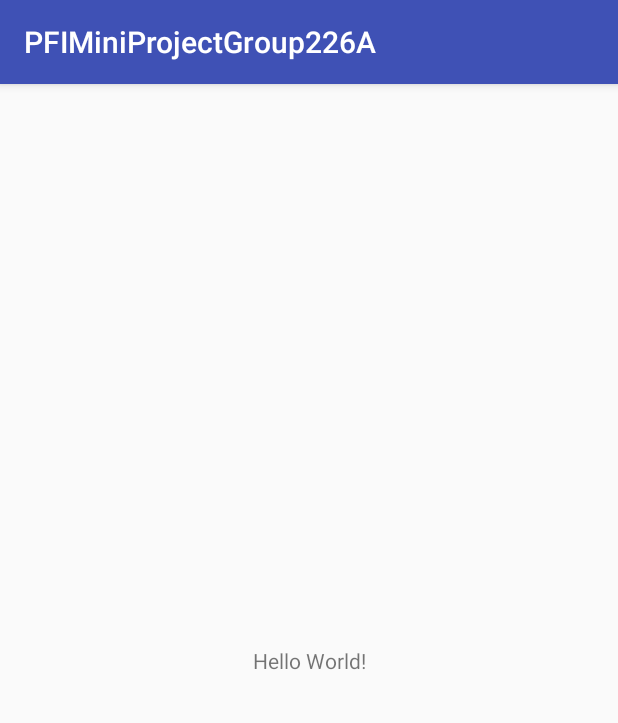
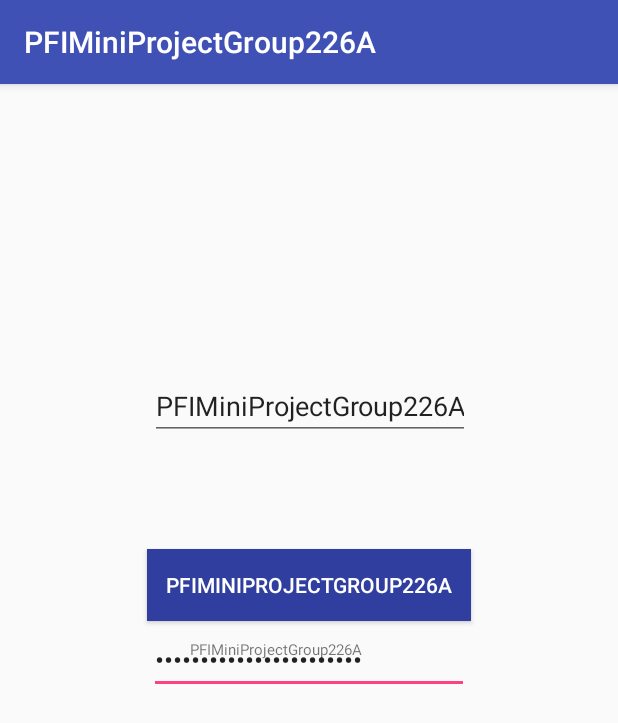
Before and after one commit to LynzZen/PFIMiniProjectGroup226A, an Android app: the screen it shows after launch (MainActivity), on a phone screen of 412 x 824 dp. Shown: the top 723 px of the screen. Run offline under Robolectric (Android 15) with nearby library versions, the phone set to English and light mode, and no system bars.

```diff
--- a/app/src/main/res/layout/activity_main.xml
+++ b/app/src/main/res/layout/activity_main.xml
@@ -6,13 +6,64 @@
     android:layout_height="match_parent"
     tools:context="com.example.lynge.pfiminiprojectgroup226a.MainActivity">
 
-    <TextView
+    <EditText
+        android:id="@+id/editText"
         android:layout_width="wrap_content"
         android:layout_height="wrap_content"
-        android:text="Hello World!"
+        android:ems="10"
+        android:inputType="textPassword"
+        android:text="@string/app_name"
         app:layout_constraintBottom_toBottomOf="parent"
         app:layout_constraintLeft_toLeftOf="parent"
         app:layout_constraintRight_toRightOf="parent"
-        app:layout_constraintTop_toTopOf="parent" />
+        app:layout_constraintTop_toTopOf="parent"
+        tools:text="Password" />
+
+    <EditText
+        android:id="@+id/editText2"
+        android:layout_width="wrap_content"
+        android:layout_height="wrap_content"
+        android:ems="10"
+        android:inputType="textEmailAddress"
+        android:text="@string/app_name"
+        app:layout_constraintLeft_toLeftOf="parent"
+        app:layout_constraintRight_toRightOf="parent"
+        tools:text="ID"
+        app:layout_constraintHorizontal_bias="0.502"
+        app:layout_constraintTop_toTopOf="parent"
+        android:layout_marginTop="192dp" />
+
+    <Button
+        android:id="@+id/button"
+        android:layout_width="216dp"
+        android:layout_height="48dp"
+        android:background="@color/colorPrimaryDark"
+        android:text="@string/app_name"
+        android:textColor="@android:color/background_light"
+        app:layout_constraintLeft_toLeftOf="parent"
+        app:layout_constraintRight_toRightOf="parent"
+        tools:text="LOGIN"
+        app:layout_constraintTop_toTopOf="parent"
+        android:layout_marginTop="310dp" />
+
+    <TextView
+        android:id="@+id/textView"
+        android:layout_width="189dp"
+        android:layout_height="165dp"
+        android:text="@string/app_name"
+        android:textSize="10sp"
+        app:layout_constraintHorizontal_bias="0.569"
+        app:layout_constraintLeft_toLeftOf="parent"
+        app:layout_constraintRight_toRightOf="parent"
+        tools:text="Dont have an account? Register here"
+        app:layout_constraintTop_toTopOf="parent"
+        android:layout_marginTop="370dp" />
+
+    <android.support.constraint.Guideline
+        android:layout_width="wrap_content"
+        android:layout_height="wrap_content"
+        android:id="@+id/guideline2"
+        app:layout_constraintGuide_begin="20dp"
+        android:orientation="vertical" />
 
 </android.support.constraint.ConstraintLayout>
--- a/app/src/main/res/values/colors.xml
+++ b/app/src/main/res/values/colors.xml
@@ -1,6 +1,6 @@
 <?xml version="1.0" encoding="utf-8"?>
 <resources>
     <color name="colorPrimary">#3F51B5</color>
-    <color name="colorPrimaryDark">#303F9F</color>
+    <color name="colorPrimaryDark">#303f9f</color>
     <color name="colorAccent">#FF4081</color>
 </resources>
--- a/build.gradle
+++ b/build.gradle
@@ -5,7 +5,7 @@ buildscript {
         jcenter()
     }
     dependencies {
-        classpath 'com.android.tools.build:gradle:2.3.0'
+        classpath 'com.android.tools.build:gradle:2.3.1'
 
         // NOTE: Do not place your application dependencies here; they belong
         // in the individual module build.gradle files
```
